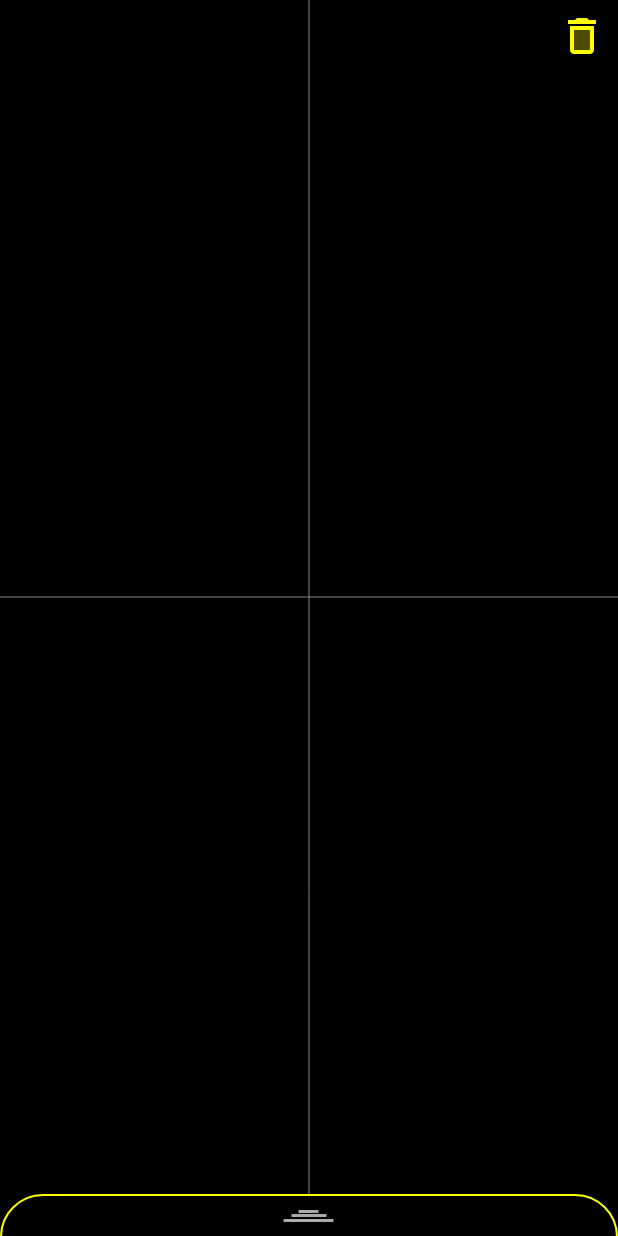
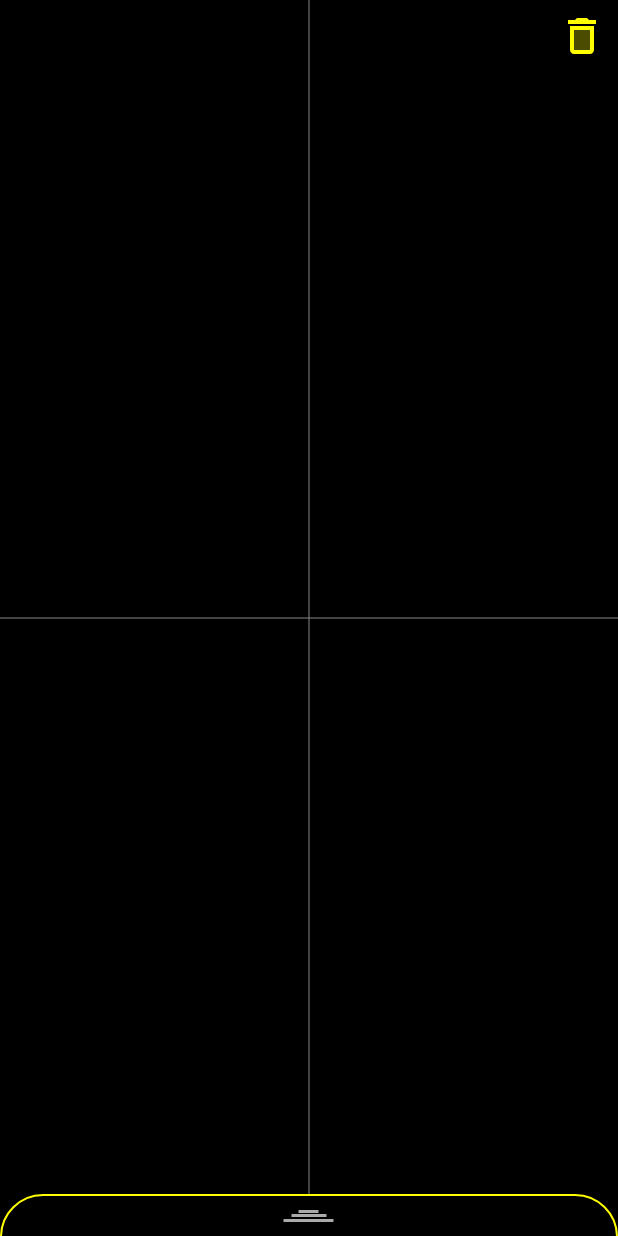
Before and after one commit to TrubnikovDmitriy/FourierCircles, an Android app: the VectorActivity screen opened directly, with no data from a screen before it, on a phone screen of 412 x 824 dp. Run offline under Robolectric (Android 15) with nearby library versions, the phone set to English and light mode, and no system bars.

Commit message:
Respect paddings in VectorView

```diff
--- a/app/src/main/java/dv/trubnikov/fourier/circles/presentation/vector/VectorActivity.kt
+++ b/app/src/main/java/dv/trubnikov/fourier/circles/presentation/vector/VectorActivity.kt
@@ -130,8 +130,7 @@ class VectorActivity : ComponentActivity() {
                 translationX = -width * slideOffset
                 alpha = 1f - slideOffset
             }
-            // TODO: Instead of using container-view, start respecting padding in custom VectorView
-            binding.vectorViewContainer.updatePadding(
+            binding.vectorView.updatePadding(
                 left = (binding.sidebarRecyclerLeft.width * slideOffset).toInt(),
                 right = (binding.sidebarRecyclerRight.width * slideOffset).toInt(),
                 bottom = (binding.root.height - binding.bottomSheet.root.top)
--- a/app/src/main/res/layout/activity_vector.xml
+++ b/app/src/main/res/layout/activity_vector.xml
@@ -5,18 +5,10 @@
     android:layout_width="match_parent"
     android:layout_height="match_parent">
 
-    <FrameLayout
-        android:id="@+id/vector_view_container"
+    <dv.trubnikov.fourier.circles.views.vector.VectorView
+        android:id="@+id/vector_view"
         android:layout_width="match_parent"
-        android:layout_height="match_parent"
-        android:background="@color/vector_background_color">
-
-        <dv.trubnikov.fourier.circles.views.vector.VectorView
-            android:id="@+id/vector_view"
-            android:layout_width="match_parent"
-            android:layout_height="match_parent" />
-
-    </FrameLayout>
+        android:layout_height="match_parent" />
 
     <androidx.appcompat.widget.AppCompatImageView
         android:id="@+id/delete_button"
```
Also changed, not shown: app/src/main/java/dv/trubnikov/fourier/circles/views/vector/VectorView.kt (+10 -3 lines).
